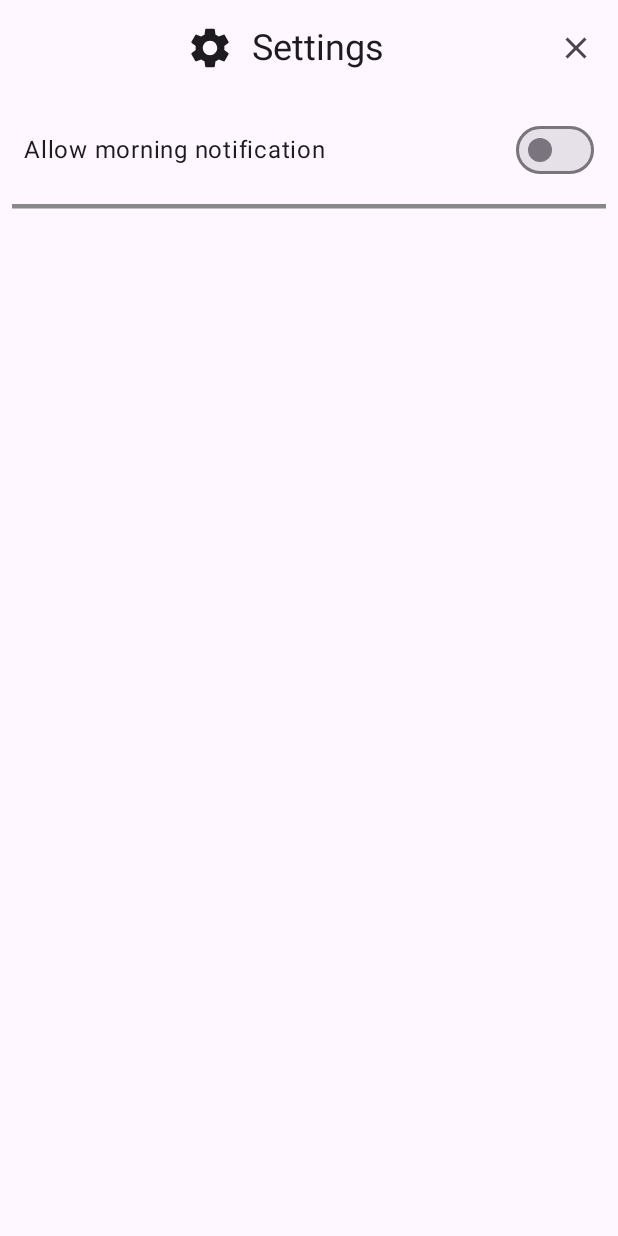
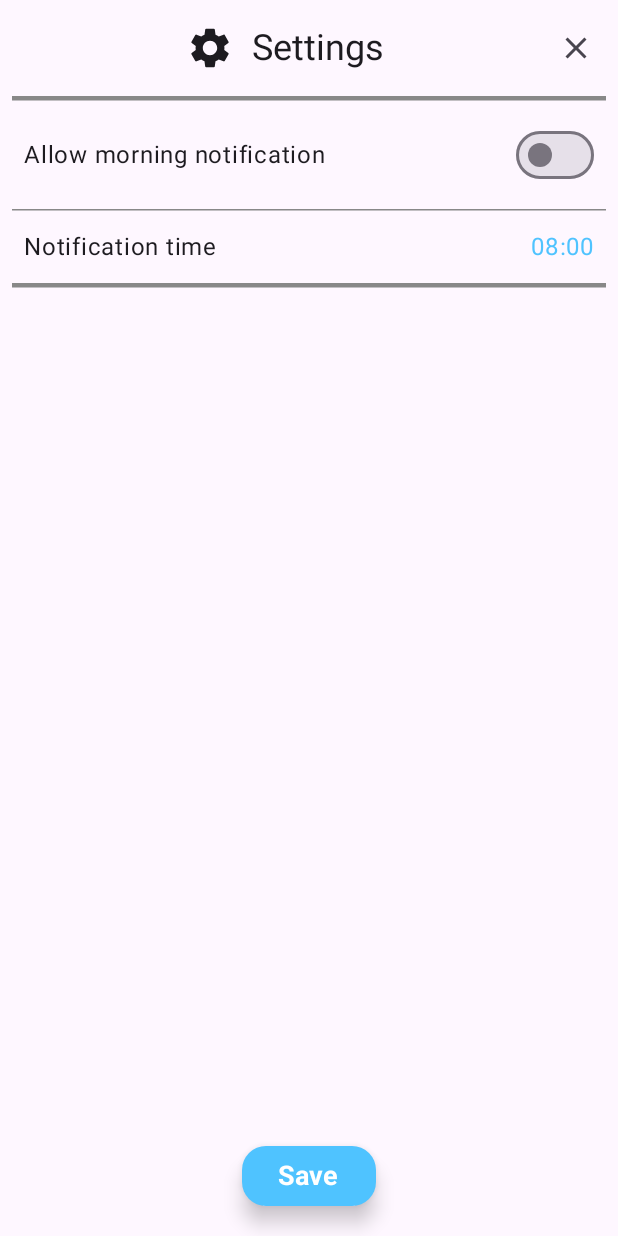
Before and after one commit to mrbachorecz/noalcoholchallange, an Android app built with Jetpack Compose: the SettingsActivity screen opened directly, with no data from a screen before it, on a phone screen of 412 x 824 dp. Run offline under Robolectric (Android 15) with nearby library versions, the phone set to English and light mode, and no system bars.

Commit message:
timepicker dialog in settings

```diff
--- a/app/src/main/java/com/mrbachorecz/noalcohol/SettingsScreen.kt
+++ b/app/src/main/java/com/mrbachorecz/noalcohol/SettingsScreen.kt
@@ -1,12 +1,14 @@
 package com.mrbachorecz.noalcohol
 
-import androidx.compose.foundation.background
+import androidx.compose.foundation.clickable
 import androidx.compose.foundation.layout.Arrangement
+import androidx.compose.foundation.layout.Box
 import androidx.compose.foundation.layout.Column
 import androidx.compose.foundation.layout.Row
 import androidx.compose.foundation.layout.Spacer
 import androidx.compose.foundation.layout.fillMaxSize
 import androidx.compose.foundation.layout.fillMaxWidth
+import androidx.compose.foundation.layout.navigationBarsPadding
 import androidx.compose.foundation.layout.padding
 import androidx.compose.foundation.layout.size
 import androidx.compose.foundation.layout.width
@@ -18,11 +20,14 @@ import androidx.compose.material3.HorizontalDivider
 import androidx.compose.material3.Icon
 import androidx.compose.material3.IconButton
 import androidx.compose.material3.MaterialTheme
+import androidx.compose.material3.Scaffold
 import androidx.compose.material3.Switch
 import androidx.compose.material3.Text
+import androidx.compose.material3.TimePicker
 import androidx.compose.material3.TopAppBar
 import androidx.compose.material3.TopAppBarDefaults
 import androidx.compose.runtime.Composable
+import androidx.compose.runtime.mutableIntStateOf
 import androidx.compose.runtime.mutableStateOf
 import androidx.compose.runtime.remember
 import androidx.compose.ui.Alignment
@@ -30,18 +35,34 @@ import androidx.compose.ui.Modifier
 import androidx.compose.ui.graphics.Color
 import androidx.compose.ui.unit.dp
 import androidx.compose.ui.unit.sp
+import java.util.Calendar
+import kotlin.collections.get
+import androidx.compose.material3.AlertDialog
+import androidx.compose.material3.TextButton
+import androidx.compose.material3.rememberTimePickerState
+
 
 @OptIn(ExperimentalMaterial3Api::class)
 @Composable
-fun SettingsScreen(onClose: () -> Unit) {
+fun SettingsScreen(
+    onClose: () -> Unit,
+    onSave: () -> Unit = {}
+) {
     val backgroundColor = MaterialTheme.colorScheme.background
     val dividerColor = Color.Gray
+    val allowMorningNotification = remember { mutableStateOf(false) }
 
-    Column(
-        modifier = Modifier
-            .fillMaxSize()
-            .background(backgroundColor)
-    ) {
+    val selectedHour = remember { mutableIntStateOf(8) }
+    val selectedMinute = remember { mutableIntStateOf(0) }
+    val showTimePicker = remember { mutableStateOf(false) }
+    val timePickerState = rememberTimePickerState(
+        initialHour = selectedHour.value,
+        initialMinute = selectedMinute.value,
+        is24Hour = true
+    )
+
+    Scaffold(
+        topBar = {
             TopAppBar(
                 title = {
                     Row(
@@ -75,7 +96,30 @@ fun SettingsScreen(onClose: () -> Unit) {
                     containerColor = backgroundColor
                 )
             )
-        val allowMorningNotification = remember { mutableStateOf(false) }
+        },
+        bottomBar = {
+            Box(
+                Modifier
+                    .fillMaxWidth()
+                    .padding(16.dp)
+                    .navigationBarsPadding(),
+                contentAlignment = Alignment.Center
+            ) {
+                SubmitButton(text = "Save", onSubmit = {})
+            }
+        },
+        containerColor = backgroundColor
+    ) { innerPadding ->
+        Column(
+            modifier = Modifier
+                .fillMaxSize()
+                .padding(innerPadding)
+        ) {
+            HorizontalDivider(
+                color = dividerColor,
+                thickness = 3.dp,
+                modifier = Modifier.padding(horizontal = 8.dp)
+            )
             Row(
                 modifier = Modifier
                     .fillMaxWidth()
@@ -94,9 +138,53 @@ fun SettingsScreen(onClose: () -> Unit) {
             }
             HorizontalDivider(
                 color = dividerColor,
+                thickness = 1.dp,
+                modifier = Modifier.padding(horizontal = 8.dp)
+            )
+            Row(
+                modifier = Modifier
+                    .fillMaxWidth()
+                    .padding(horizontal = 16.dp, vertical = 12.dp)
+                    .clickable { showTimePicker.value = true },
+                verticalAlignment = Alignment.CenterVertically
+            ) {
+                Text(
+                    text = "Notification time",
+                    modifier = Modifier.weight(1f),
+                    color = MaterialTheme.colorScheme.onBackground
+                )
+                Text(
+                    text = String.format("%02d:%02d", timePickerState.hour, timePickerState.minute),
+                    color = MaterialTheme.colorScheme.primary
+                )
+            }
+            HorizontalDivider(
+                color = dividerColor,
                 thickness = 3.dp,
                 modifier = Modifier.padding(horizontal = 8.dp)
             )
-        // Add more rows here, each separated by a Divider
+            if (showTimePicker.value) {
+                AlertDialog(
+                    onDismissRequest = { showTimePicker.value = false },
+                    confirmButton = {
+                        TextButton(onClick = {
+                            selectedHour.value = timePickerState.hour
+                            selectedMinute.value = timePickerState.minute
+                            showTimePicker.value = false
+                        }) {
+                            Text("OK")
+                        }
+                    },
+                    dismissButton = {
+                        TextButton(onClick = { showTimePicker.value = false }) {
+                            Text("Cancel")
+                        }
+                    },
+                    text = {
+                        TimePicker(state = timePickerState)
+                    }
+                )
             }
         }
+    }
+}
```
Lines whose indentation alone changed are shown as unchanged.
